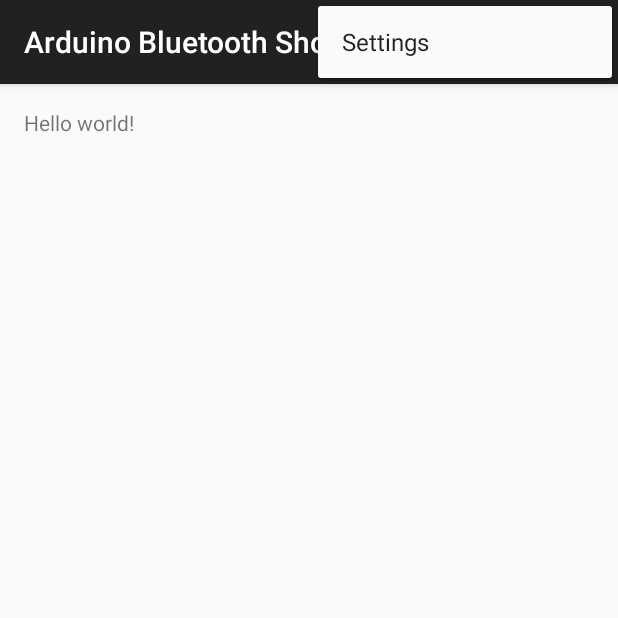
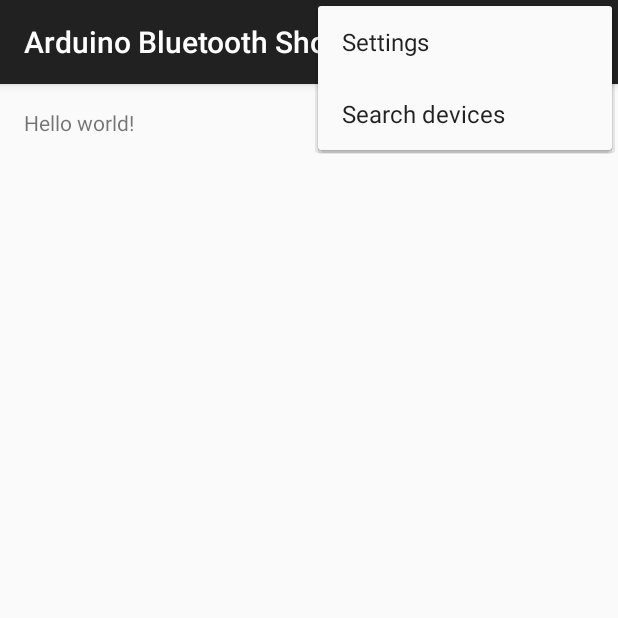
Before and after one commit to GoranMikulic/arduino-bluetooth-showcase, an Android app: the screen it shows after launch (MainActivity), with the options menu open, on a phone screen of 412 x 824 dp, the top half of it. Run offline under Robolectric (Android 15) with nearby library versions, the phone set to English and light mode, and no system bars.

Commit message:
querying paired devices

```diff
--- a/app/src/main/AndroidManifest.xml
+++ b/app/src/main/AndroidManifest.xml
@@ -17,5 +17,5 @@
             </intent-filter>
         </activity>
     </application>
-
+    <uses-permission android:name="android.permission.BLUETOOTH" />
 </manifest>
--- a/app/src/main/java/com/example/mikugo/arduinobluetoothshowcase/MainActivity.java
+++ b/app/src/main/java/com/example/mikugo/arduinobluetoothshowcase/MainActivity.java
@@ -1,16 +1,57 @@
 package com.example.mikugo.arduinobluetoothshowcase;
 
+import android.bluetooth.BluetoothAdapter;
+import android.bluetooth.BluetoothDevice;
+import android.content.Intent;
+import android.os.Bundle;
 import android.support.v7.app.AppCompatActivity;
-import android.os.Bundle;
 import android.view.Menu;
 import android.view.MenuItem;
+import android.widget.Toast;
+
+import java.util.ArrayList;
+import java.util.List;
+import java.util.Set;
 
 public class MainActivity extends AppCompatActivity {
+
+    private static final int REQUEST_ENABLE_BT = 1;
+    private BluetoothAdapter mBluetoothAdapter;
+
 
     @Override
     protected void onCreate(Bundle savedInstanceState) {
         super.onCreate(savedInstanceState);
         setContentView(R.layout.activity_main);
+
+    }
+
+    /**
+     * Initializes bluetooth adapter and checks if bluetooth is enabled
+     */
+    private void initBluetooth() {
+
+        mBluetoothAdapter = BluetoothAdapter.getDefaultAdapter();
+
+        if (mBluetoothAdapter == null) {
+            // Device does not support Bluetooth
+            Toast.makeText(MainActivity.this, "Device does not support Bluetooth", Toast.LENGTH_SHORT).show();
+        }
+
+        if (!mBluetoothAdapter.isEnabled()) {
+            Intent enableBtIntent = new Intent(BluetoothAdapter.ACTION_REQUEST_ENABLE);
+            startActivityForResult(enableBtIntent, REQUEST_ENABLE_BT);
+        }
+
+    }
+
+    @Override
+    protected void onResume() {
+
+        super.onResume();
+
+        initBluetooth();
+
     }
 
     @Override
@@ -30,8 +71,34 @@ public class MainActivity extends AppCompatActivity {
         //noinspection SimplifiableIfStatement
         if (id == R.id.action_settings) {
             return true;
+        } else if (id == R.id.action_search_devices) {
+            queryPairedDevices();
         }
 
         return super.onOptionsItemSelected(item);
     }
+
+    /**
+     * Queries devices which already were paired with that smartphone
+     */
+    private void queryPairedDevices() {
+        Set<BluetoothDevice> pairedDevices = mBluetoothAdapter.getBondedDevices();
+        List<String> devices = new ArrayList<>();
+        // If there are paired devices
+        if (pairedDevices.size() > 0) {
+            // Loop through paired devices
+            for (BluetoothDevice device : pairedDevices) {
+                // Add the name and address to an array adapter to show in a ListView
+                devices.add(device.getName() + "\n" + device.getAddress());
+            }
+            System.out.println(devices);
+
+        }
+    }
+
+    private Set<BluetoothDevice> getPairedDevices() {
+
+        return mBluetoothAdapter.getBondedDevices();
+
+    }
 }
--- a/app/src/main/res/menu/menu_main.xml
+++ b/app/src/main/res/menu/menu_main.xml
@@ -2,8 +2,14 @@
       xmlns:app="http://schemas.android.com/apk/res-auto"
       xmlns:tools="http://schemas.android.com/tools"
       tools:context=".MainActivity">
-    <item android:id="@+id/action_settings"
-          android:title="@string/action_settings"
-          android:orderInCategory="100"
-          app:showAsAction="never"/>
+    <item
+        android:id="@+id/action_settings"
+        android:orderInCategory="100"
+        android:title="@string/action_settings"
+        app:showAsAction="never"/>
+    <item
+        android:id="@+id/action_search_devices"
+        android:orderInCategory="100"
+        android:title="@string/search_devices"
+        app:showAsAction="never"/>
 </menu>
--- a/app/src/main/res/values/strings.xml
+++ b/app/src/main/res/values/strings.xml
@@ -3,4 +3,5 @@
 
     <string name="hello_world">Hello world!</string>
     <string name="action_settings">Settings</string>
+    <string name="search_devices">Search devices</string>
 </resources>
```
